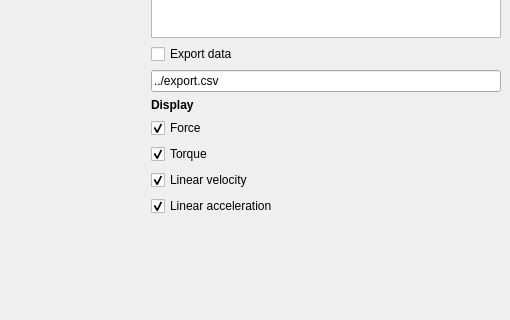
The window that robot_control/window.ui (martinloland/robot_control) describes before a commit, drawn with Qt 5; both pictures show x 890 to 1400 and y 183 to 503 of the 1400 by 806 pixel window.
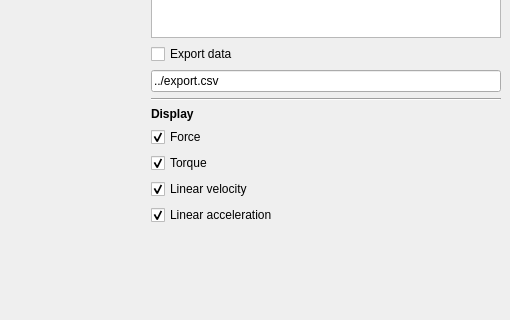
The same window after the commit. Custom widgets are drawn as their Qt base class.

Diff of the .ui file:
```diff
--- a/robot_control/window.ui
+++ b/robot_control/window.ui
@@ -707,6 +707,13 @@
         </property>
        </widget>
       </item>
+      <item>
+       <widget class="Line" name="line_5">
+        <property name="orientation">
+         <enum>Qt::Horizontal</enum>
+        </property>
+       </widget>
+      </item>
       <item>
        <widget class="QLabel" name="label_16">
         <property name="font">
```
